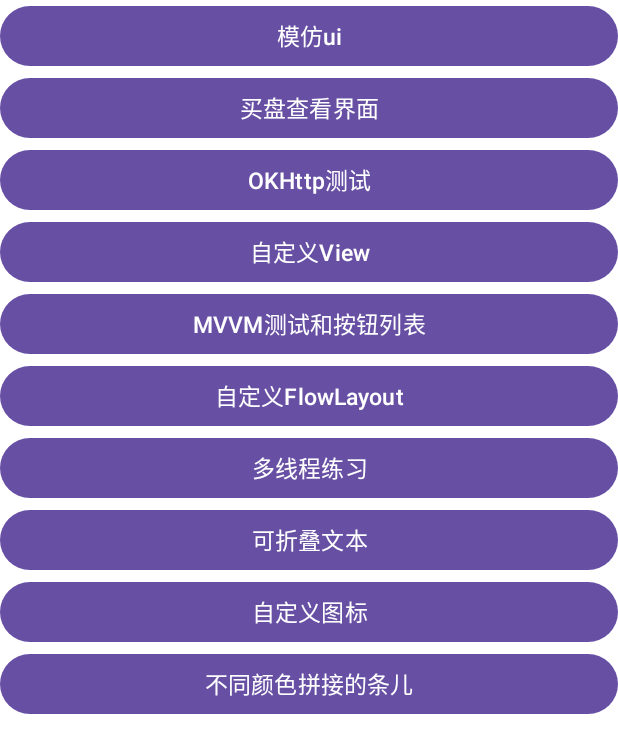
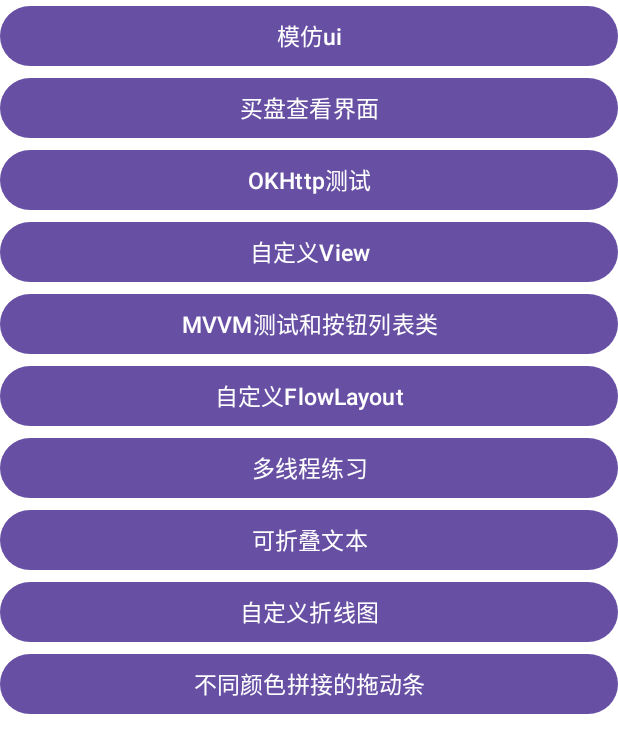
Before and after one commit to Jungezi/AndroidUITest, an Android app: the screen it shows after launch (MainActivity), on a phone screen of 412 x 824 dp. Shown: the top 753 px of the screen. Run offline under Robolectric (Android 15) with nearby library versions, the phone set to English and light mode, and no system bars.

Commit message:
更改显示示例

```diff
--- a/app/src/main/res/layout/activity_ellipsize_test.xml
+++ b/app/src/main/res/layout/activity_ellipsize_test.xml
@@ -15,6 +15,6 @@
         app:max_lines="5"
         app:text_tag=" 简介 "
         app:hint_text_toExpand="更多"
-        android:text=" Here 空格 is 空格 a 空格 solution 空格 to 空格 the 空格 problem. 空格 It 空格 is 空格 a 空格 subclass 空格 of 空格 TextView 空格 that 空格 actually 空格 works 空格 for 空格 ellipsizing. 空格 The 空格 android-textview-multiline-ellipse 空格 code 空格 listed 空格 in 空格 an 空格 earlier 空格 answers 空格 I 空格 have 空格 found 空格 to 空格 be 空格 buggy 空格 in 空格 certain 空格 circumstances, 空格 as 空格 well 空格 as 空格 being 空格 under 空格 GPL, 空格 which 空格 doesn't 空格 really 空格 work 空格 for 空格 most 空格 of 空格 us. 空格 Feel 空格 free 空格 to 空格 use 空格 this 空格 code 空格 freely 空格 and 空格 without 空格 attribution 空格 ,or 空格 under 空格 the 空格 Apache 空格 license 空格 if 空格 you 空格 would 空格 prefer. 空格 Note 空格 that 空格 there 空格 is 空格 a 空格 listener 空格 to 空格 notify 空格 you 空格 when 空格 the 空格 text 空格 becomes 空格 ellipsized, 空格 which 空格 I 空格 found 空格 quite useful myself."
+        android:text="如果您使用 Kotlin（推荐），则 Android Studio build 文件名为 build.gradle.kts；如果您使用 Groovy，则名为 build.gradle。它们是使用 Android Gradle 插件提供的元素以 Kotlin 或 Groovy 语法配置 build 的纯文本文件。每个项目都有一个用于整个项目的顶级 build 文件，以及用于各模块的单独模块级 build 文件。在导入现有项目时，Android Studio 会自动生成必要的 build 文件。"
         android:textSize="20dp" />
 </LinearLayout>
--- a/app/src/main/res/layout/activity_main.xml
+++ b/app/src/main/res/layout/activity_main.xml
@@ -39,7 +39,7 @@
         android:layout_width="match_parent"
         android:layout_height="wrap_content"
         android:onClick="toMvvm"
-        android:text="MVVM测试和按钮列表"
+        android:text="MVVM测试和按钮列表类"
         android:textSize="15dp" />
     <Button
         android:layout_width="match_parent"
@@ -63,13 +63,13 @@
         android:layout_width="match_parent"
         android:layout_height="wrap_content"
         android:onClick="toPlotTest"
-        android:text="自定义图标"
+        android:text="自定义折线图"
         android:textSize="15dp" />
     <Button
         android:layout_width="match_parent"
         android:layout_height="wrap_content"
         android:onClick="toProcessViewTest"
-        android:text="不同颜色拼接的条儿"
+        android:text="不同颜色拼接的拖动条"
         android:textSize="15dp" />
 
 
--- a/app/src/main/res/layout/activity_mvvm_test.xml
+++ b/app/src/main/res/layout/activity_mvvm_test.xml
@@ -27,7 +27,7 @@
             android:layout_width="match_parent"
             android:layout_height="50dp"
             app:myBackground="@color/blue"
-            app:myContent="计数器和按钮列表测试"
+            app:myContent="按钮列表测试"
             app:myTitle="MVVM and Button" />
 
         <LinearLayout
--- a/app/src/main/res/layout/activity_process_view.xml
+++ b/app/src/main/res/layout/activity_process_view.xml
@@ -8,6 +8,12 @@
     android:orientation="vertical"
     tools:context=".processviewtest.ProcessViewActivity">
 
+    <com.www233.uitest.viewtest.MyView
+        android:layout_width="match_parent"
+        android:layout_height="50dp"
+        app:myBackground="@color/black_use"
+        app:myContent="多种色儿"
+        app:myTitle="颜色拖动条" />
     <com.www233.uitest.processviewtest.ProcessView
         android:id="@+id/processView"
         android:layout_width="match_parent"
```
